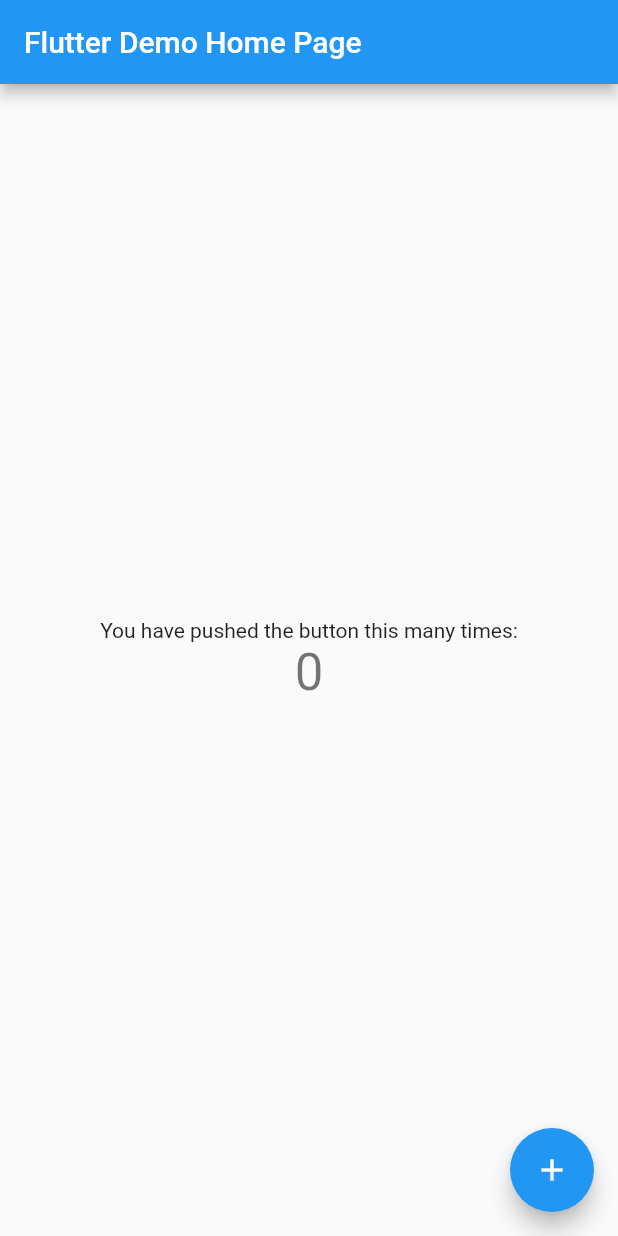
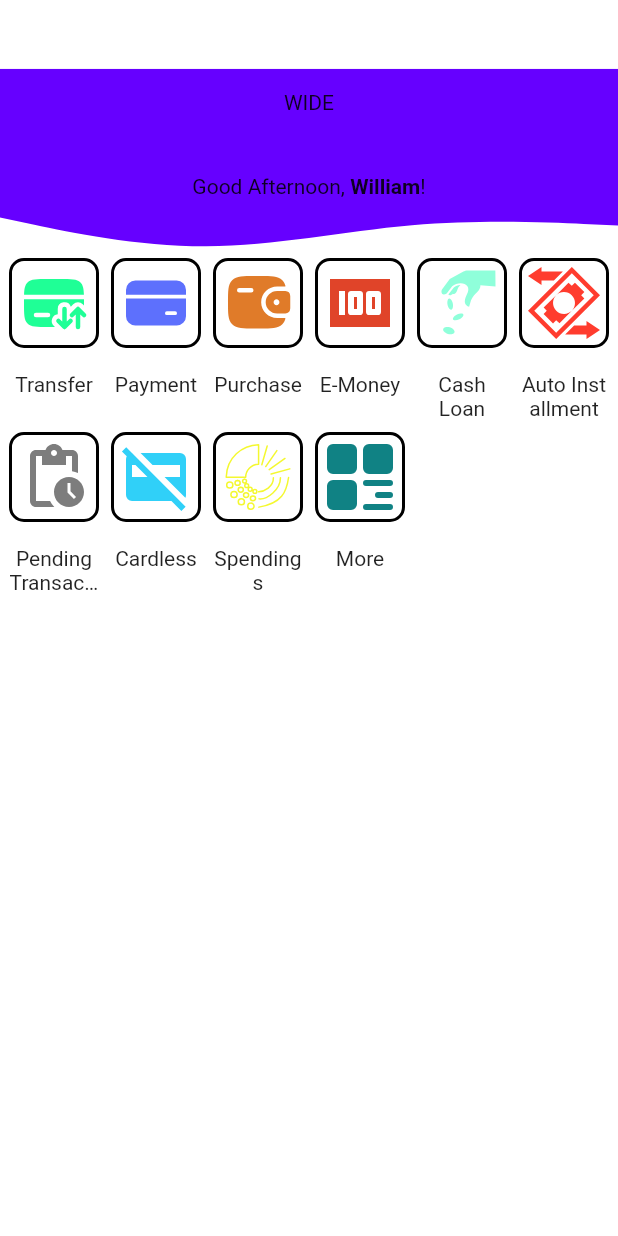
Before and after one commit to askpradana/wide-test, a Flutter app: the screen it shows after launch, on a phone screen of 412 x 824 dp. Run offline on Flutter 3.47's test engine with Material 2 defaults, Android fonts, the phone set to English and light mode, and no system bars; our stand-ins replace flutter_svg.

Commit message:
feat: add icon, homepage, and menu icons on homepage pkg: add flutter_svg for svg use

```diff
--- /dev/null
+++ b/assets/data.json
@@ -0,0 +1,48 @@
+{
+    "username":"William",
+    "namaPerusahaan":"WIDE",
+   "title":"hello",
+   "subtitle":"world",
+   "menu":[
+    {
+        "icon":"transfer.svg",
+        "title":"Transfer"
+       },
+       {
+        "icon":"payment.svg",
+        "title":"Payment"
+       },
+       {
+        "icon":"wallet.svg",
+        "title":"Purchase"
+       },
+       {
+        "icon":"emoney.svg",
+        "title":"E-Money"
+       },
+       {
+        "icon":"loan.svg",
+        "title":"Cash Loan"
+       },
+       {
+        "icon":"autodebet.svg",
+        "title":"Auto Installment"
+       },
+       {
+        "icon":"pending.svg",
+        "title":"Pending Transaction"
+       },
+       {
+        "icon":"cardless.svg",
+        "title":"Cardless"
+       },
+       {
+        "icon":"spending.svg",
+        "title":"Spendings"
+       },
+       {
+        "icon":"more.svg",
+        "title":"More"
+       }
+   ]
+}
--- /dev/null
+++ b/lib/homepage.dart
@@ -0,0 +1,139 @@
+import 'package:flutter/services.dart' show rootBundle;
+import 'dart:convert';
+import 'package:flutter/material.dart';
+import 'package:flutter_svg/flutter_svg.dart';
+
+class HomePage extends StatefulWidget {
+  const HomePage({super.key});
+
+  @override
+  State<HomePage> createState() => _HomePageState();
+}
+
+class _HomePageState extends State<HomePage> {
+  Map<String, dynamic> items = {};
+
+  Future<void> readJson() async {
+    final String response = await rootBundle.loadString('assets/data.json');
+    final data = await json.decode(response);
+    setState(() {
+      items = data;
+    });
+  }
+
+  @override
+  void initState() {
+    readJson();
+    super.initState();
+  }
+
+  @override
+  Widget build(BuildContext context) {
+    return Stack(
+      children: [
+        SvgPicture.asset(
+          "assets/images/bg.svg",
+          semanticsLabel: 'background image',
+        ),
+        items.isNotEmpty
+            ? Scaffold(
+                backgroundColor: Colors.transparent,
+                body: SizedBox(
+                  width: double.infinity,
+                  // height: double.infinity,
+                  child: Column(
+                    crossAxisAlignment: CrossAxisAlignment.center,
+                    mainAxisAlignment: MainAxisAlignment.start,
+                    children: [
+                      const SizedBox(height: 60),
+                      Text(items['namaPerusahaan']),
+                      const SizedBox(height: 40),
+                      Text.rich(
+                        TextSpan(
+                          children: [
+                            const TextSpan(text: 'Good Afternoon, '),
+                            TextSpan(
+                              text: items['username'],
+                              style:
+                                  const TextStyle(fontWeight: FontWeight.bold),
+                            ),
+                            const TextSpan(text: '!'),
+                          ],
+                        ),
+                      ),
+                      const SizedBox(height: 40),
+                      Wrap(
+                        spacing: 8,
+                        alignment: WrapAlignment.start,
+                        runAlignment: WrapAlignment.start,
+                        children: List.generate(
+                          items['menu'].length,
+                          (index) => SingleMenuIcon(
+                            color: Colors.black,
+                            text: items['menu'][index]['title'],
+                            image: items['menu'][index]['icon'],
+                          ),
+                        ),
+                      )
+                    ],
+                  ),
+                ),
+              )
+            : const Center(
+                child: CircularProgressIndicator(),
+              )
+      ],
+    );
+  }
+}
+
+class SingleMenuIcon extends StatelessWidget {
+  const SingleMenuIcon({
+    super.key,
+    required this.text,
+    required this.image,
+    required this.color,
+  });
+
+  final String text;
+  final String image;
+  final Color color;
+
+  @override
+  Widget build(BuildContext context) {
+    return Column(
+      children: [
+        Container(
+          width: 60,
+          height: 60,
+          decoration: BoxDecoration(
+            color: Colors.white,
+            borderRadius: BorderRadius.circular(10),
+            border: Border.all(
+              color: color,
+              width: 2,
+            ),
+          ),
+          child: Padding(
+            padding: const EdgeInsets.all(4.0),
+            child: SvgPicture.asset(
+              "assets/images/icon/$image",
+              semanticsLabel: 'background image',
+            ),
+          ),
+        ),
+        const SizedBox(height: 16),
+        SizedBox(
+          width: 60,
+          child: Text(
+            text,
+            maxLines: 2,
+            overflow: TextOverflow.ellipsis,
+            textAlign: TextAlign.center,
+          ),
+        ),
+        const SizedBox(height: 8),
+      ],
+    );
+  }
+}
--- a/lib/main.dart
+++ b/lib/main.dart
@@ -1,4 +1,5 @@
 import 'package:flutter/material.dart';
+import 'package:wide_test/homepage.dart';
 
 void main() {
   runApp(const MyApp());
@@ -7,109 +8,11 @@ void main() {
 class MyApp extends StatelessWidget {
   const MyApp({super.key});
 
-  // This widget is the root of your application.
   @override
   Widget build(BuildContext context) {
-    return MaterialApp(
-      title: 'Flutter Demo',
-      theme: ThemeData(
-        // This is the theme of your application.
-        //
-        // Try running your application with "flutter run". You'll see the
-        // application has a blue toolbar. Then, without quitting the app, try
-        // changing the primarySwatch below to Colors.green and then invoke
-        // "hot reload" (press "r" in the console where you ran "flutter run",
-        // or simply save your changes to "hot reload" in a Flutter IDE).
-        // Notice that the counter didn't reset back to zero; the application
-        // is not restarted.
-        primarySwatch: Colors.blue,
-      ),
-      home: const MyHomePage(title: 'Flutter Demo Home Page'),
+    return const MaterialApp(
+      debugShowCheckedModeBanner: false,
+      home: HomePage(),
     );
   }
 }
-
-class MyHomePage extends StatefulWidget {
-  const MyHomePage({super.key, required this.title});
-
-  // This widget is the home page of your application. It is stateful, meaning
-  // that it has a State object (defined below) that contains fields that affect
-  // how it looks.
-
-  // This class is the configuration for the state. It holds the values (in this
-  // case the title) provided by the parent (in this case the App widget) and
-  // used by the build method of the State. Fields in a Widget subclass are
-  // always marked "final".
-
-  final String title;
-
-  @override
-  State<MyHomePage> createState() => _MyHomePageState();
-}
-
-class _MyHomePageState extends State<MyHomePage> {
-  int _counter = 0;
-
-  void _incrementCounter() {
-    setState(() {
-      // This call to setState tells the Flutter framework that something has
-      // changed in this State, which causes it to rerun the build method below
-      // so that the display can reflect the updated values. If we changed
-      // _counter without calling setState(), then the build method would not be
-      // called again, and so nothing would appear to happen.
-      _counter++;
-    });
-  }
-
-  @override
-  Widget build(BuildContext context) {
-    // This method is rerun every time setState is called, for instance as done
-    // by the _incrementCounter method above.
-    //
-    // The Flutter framework has been optimized to make rerunning build methods
-    // fast, so that you can just rebuild anything that needs updating rather
-    // than having to individually change instances of widgets.
-    return Scaffold(
-      appBar: AppBar(
-        // Here we take the value from the MyHomePage object that was created by
-        // the App.build method, and use it to set our appbar title.
-        title: Text(widget.title),
-      ),
-      body: Center(
-        // Center is a layout widget. It takes a single child and positions it
-        // in the middle of the parent.
-        child: Column(
-          // Column is also a layout widget. It takes a list of children and
-          // arranges them vertically. By default, it sizes itself to fit its
-          // children horizontally, and tries to be as tall as its parent.
-          //
-          // Invoke "debug painting" (press "p" in the console, choose the
-          // "Toggle Debug Paint" action from the Flutter Inspector in Android
-          // Studio, or the "Toggle Debug Paint" command in Visual Studio Code)
-          // to see the wireframe for each widget.
-          //
-          // Column has various properties to control how it sizes itself and
-          // how it positions its children. Here we use mainAxisAlignment to
-          // center the children vertically; the main axis here is the vertical
-          // axis because Columns are vertical (the cross axis would be
-          // horizontal).
-          mainAxisAlignment: MainAxisAlignment.center,
-          children: <Widget>[
-            const Text(
-              'You have pushed the button this many times:',
-            ),
-            Text(
-              '$_counter',
-              style: Theme.of(context).textTheme.headlineMedium,
-            ),
-          ],
-        ),
-      ),
-      floatingActionButton: FloatingActionButton(
-        onPressed: _incrementCounter,
-        tooltip: 'Increment',
-        child: const Icon(Icons.add),
-      ), // This trailing comma makes auto-formatting nicer for build methods.
-    );
-  }
-}
```
Also changed, not shown: pubspec.yaml (+5 -3 lines), assets/images/bg.svg (added), assets/images/icon/autodebet.svg (added), assets/images/icon/cardless.svg (added), assets/images/icon/emoney.svg (added), assets/images/icon/loan.svg (added), assets/images/icon/more.svg (added), assets/images/icon/payment.svg (added), assets/images/icon/pending.svg (added), assets/images/icon/spending.svg (added), assets/images/icon/transfer.svg (added), assets/images/icon/wallet.svg (added), pubspec.lock.
